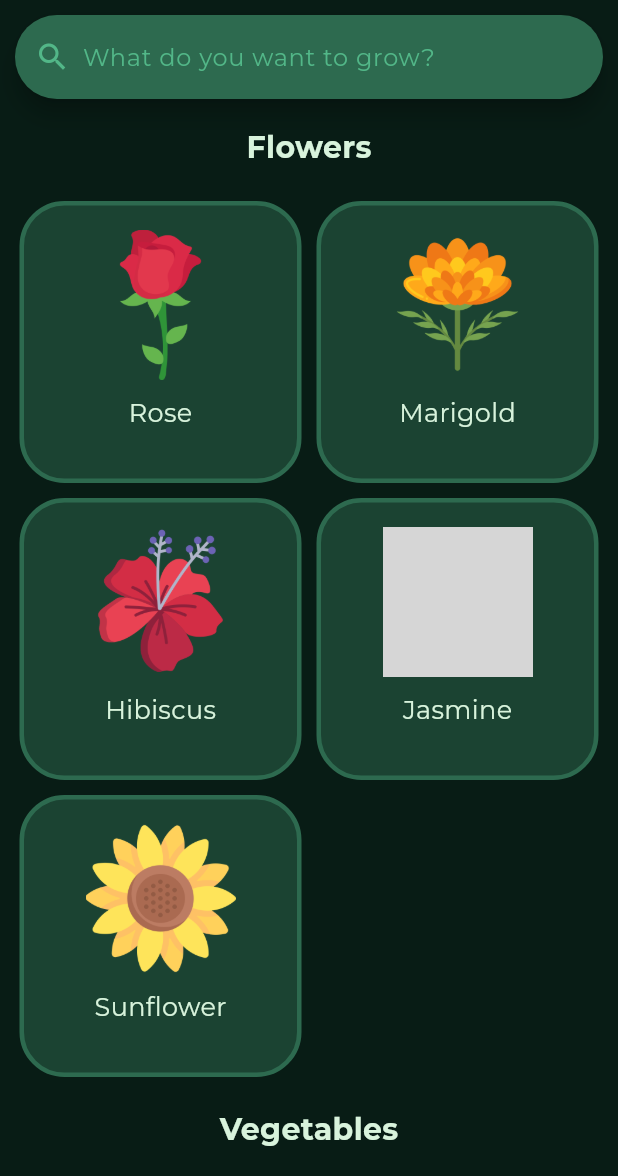
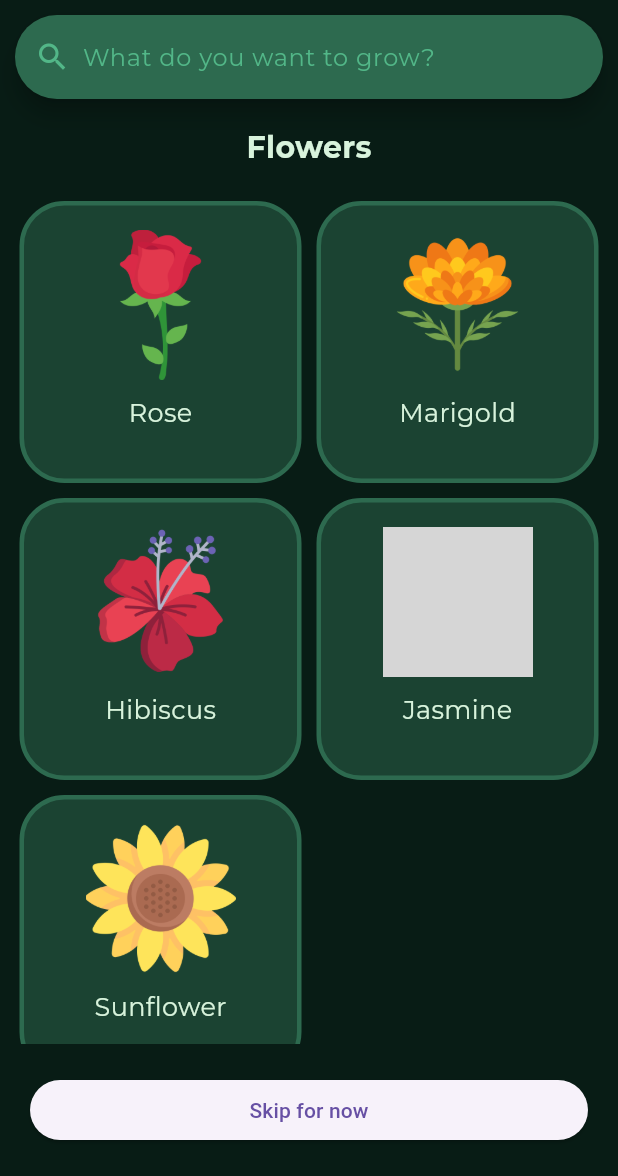
Before and after one commit to Sashank-05/urban-harvest, a Flutter app: the LoginPage1 screen opened directly, after a tap on "Select plants you grow", on a phone screen of 412 x 824 dp, the part 60-1236 px from its top. Run offline on Flutter 3.47's test engine with Material 3 defaults, Android fonts, the phone set to English and light mode, and no system bars; our stand-ins replace community_material_icon, google_fonts, google_sign_in; project files that could hold a hidden picture were left out; grey boxes are pictures that could not be loaded.

Commit message:
landing page skip for now

```diff
--- a/lib/landing/landing.dart
+++ b/lib/landing/landing.dart
@@ -1,4 +1,5 @@
 import 'package:flutter/material.dart';
+import 'package:urban_harvest/homepage/homepage.dart';
 import 'package:urban_harvest/landing/plant_list.dart';
 import 'package:google_fonts/google_fonts.dart';
 
@@ -65,6 +66,16 @@ class _LandingPageState extends State<LandingPage> {
       ),
       body: SingleChildScrollView(child: searchResults(searchString: search)),
       backgroundColor: const Color(0xFF081C15),
+      bottomNavigationBar: Padding(
+        padding: const EdgeInsets.all(20.0),
+        child: ElevatedButton(
+          onPressed: () {
+            Navigator.push(context,
+                MaterialPageRoute(builder: (context) => const HomePage()));
+          },
+          child: Text('Skip for now'),
+        ),
+      ),
     ));
   }
 }
```
